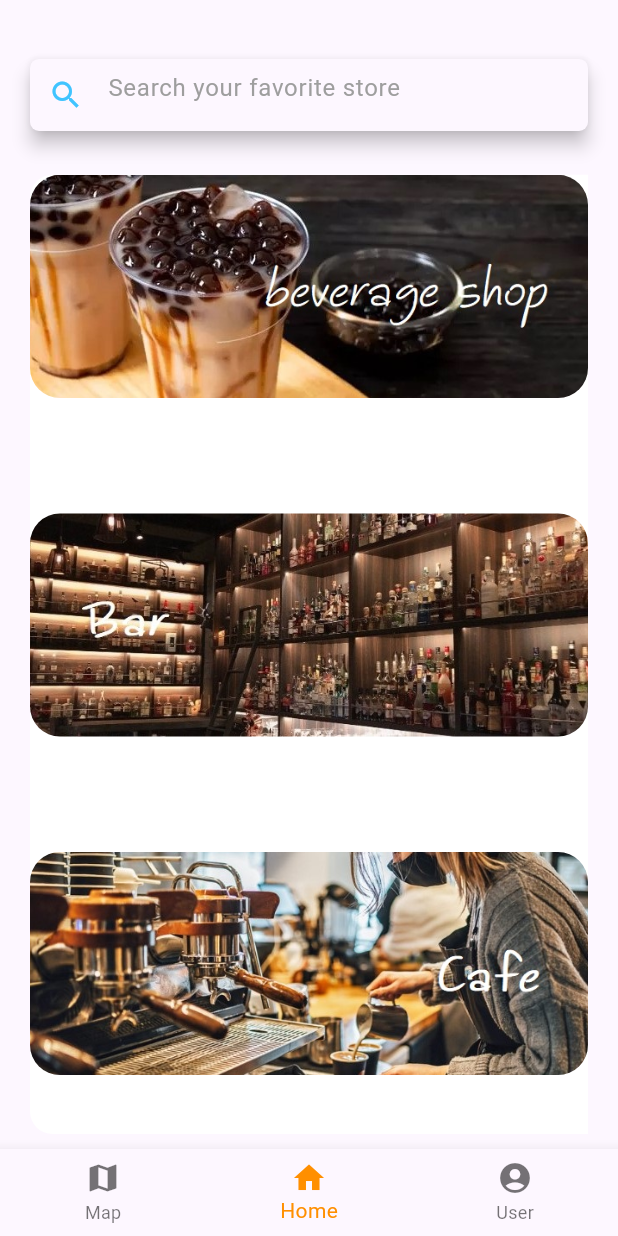
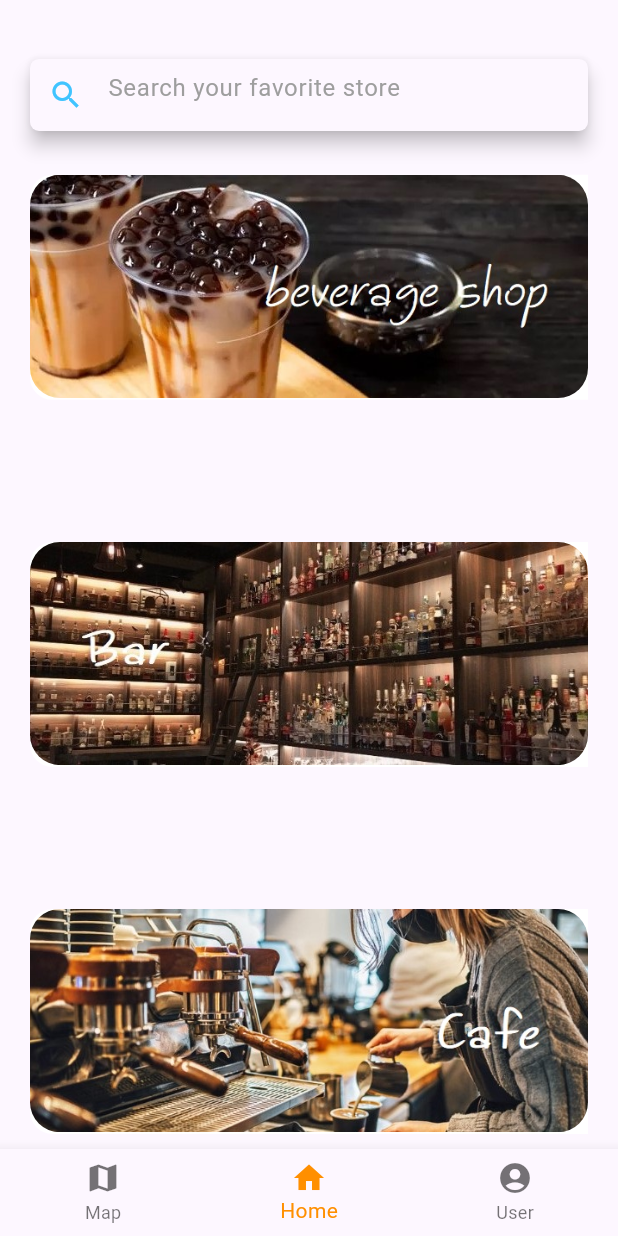
Before and after one commit to chi1027/APP_FinalProject, a Flutter app: the screen it shows after launch, on a phone screen of 412 x 824 dp. Run offline on Flutter 3.47's test engine with Material 2 defaults, Android fonts, the phone set to English and light mode, and no system bars; our stand-ins replace flutter_rating_bar; missing offline and left inert: dart:ffi.

Commit message:
Update HomePage.dart

```diff
--- a/app/lib/HomePage.dart
+++ b/app/lib/HomePage.dart
@@ -1,7 +1,9 @@
 import 'package:flutter/material.dart';
+import 'searchPage.dart';
 
 class HomePage extends StatelessWidget {
   // This widget is the root of your application.
+
   @override
   Widget build(BuildContext context) {
     return Scaffold(
@@ -45,6 +47,11 @@ class HomePage extends StatelessWidget {
                 ),
                 Expanded(
                   flex:12,
+                  child: Column(
+                    children: [
+                      Container(
+                        width: 500,
+                        height: 150,
                         child: Container(
                           child: MaterialButton(
                             padding: EdgeInsets.zero,
@@ -54,12 +61,10 @@ class HomePage extends StatelessWidget {
                                     topLeft: Radius.circular(15),
                                     bottomLeft: Radius.circular(15))),
                             elevation: 0,
-                      onPressed: () => {},
-                      child: Column(
-                        children: [
-                          Flexible(
-                            flex: 5,
-                            child: Column(
+                            onPressed: () => {
+                              Navigator.push(context, MaterialPageRoute(builder: (context) => SearchPage(data:"drink")))
+                            },
+                            child:Column(
                               children: [
                                 AspectRatio(
                                   aspectRatio: 5 / 2,
@@ -72,10 +77,25 @@ class HomePage extends StatelessWidget {
                                 ),],
                             )
                           ),
+                        )
+                      ),
                       Spacer(flex: 1),
-                          Flexible(
-                              flex: 5,
-                              child: Column(
+                      Container(
+                          width: 500,
+                          height: 150,
+                          child: Container(
+                            child: MaterialButton(
+                                padding: EdgeInsets.zero,
+                                color: Colors.white,
+                                shape: RoundedRectangleBorder(
+                                    borderRadius: BorderRadius.only(
+                                        topLeft: Radius.circular(15),
+                                        bottomLeft: Radius.circular(15))),
+                                elevation: 0,
+                                onPressed: () => {
+                                  Navigator.push(context, MaterialPageRoute(builder: (context) => SearchPage(data:"bar")))
+                                },
+                                child:Column(
                                   children: [
                                     AspectRatio(
                                       aspectRatio: 5 / 2,
@@ -86,11 +106,29 @@ class HomePage extends StatelessWidget {
                                             fit: BoxFit.fitHeight,
                                           )),
                                     ),],
-                              )),
+                                )
+                            ),
+                          )
+                      ),
                       Spacer(flex: 1),
-                          Flexible(
-                              flex: 5,
-                              child: Column(
+                      Container(
+                          width: 500,
+                          height: 150,
+                          child: Container(
+                            child: MaterialButton(
+                                padding: EdgeInsets.zero,
+                                color: Colors.white,
+                                shape: RoundedRectangleBorder(
+                                    borderRadius: BorderRadius.only(
+                                        topLeft: Radius.circular(15),
+                                        bottomLeft: Radius.circular(15))),
+                                elevation: 0,
+                                onPressed: () => {
+                                Future.delayed(Duration.zero, () {
+                                    Navigator.push(context, MaterialPageRoute(builder: (context) => SearchPage(data:"cafe")));
+                                })
+                                },
+                                child:Column(
                                   children: [
                                     AspectRatio(
                                       aspectRatio: 5 / 2,
@@ -101,10 +139,11 @@ class HomePage extends StatelessWidget {
                                             fit: BoxFit.fitHeight,
                                           )),
                                     ),],
-                              )),
+                                )
+                            ),
+                          )
+                      ),
                     ],
-                      ),
-                    ),
                   ),
                 ),
               ],
```
Lines whose indentation alone changed are shown as unchanged.
